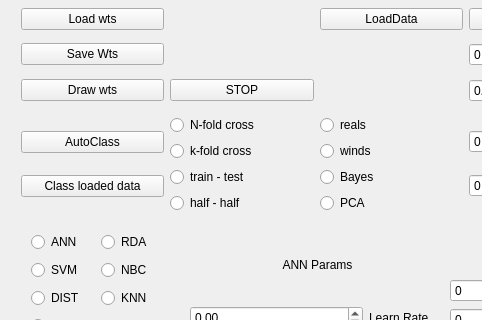
Old version of the form net.ui in the repository ArtfulVampire/SecondGUIrepo; both pictures show x 0 to 482 and y 0 to 320 of the 689 by 515 pixel window.
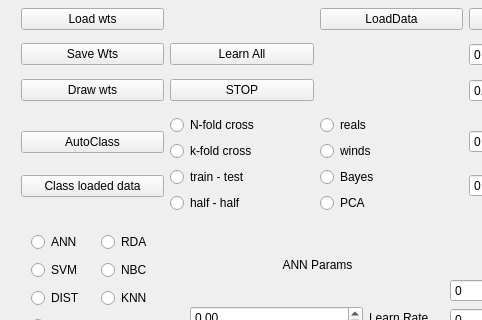
New version of the form.

Patch:
```diff
--- a/net.ui
+++ b/net.ui
@@ -241,6 +241,13 @@
       </item>
      </layout>
     </item>
+    <item row="1" column="1">
+     <widget class="QPushButton" name="learnAllButton">
+      <property name="text">
+       <string>Learn All</string>
+      </property>
+     </widget>
+    </item>
    </layout>
   </widget>
   <widget class="QWidget" name="layoutWidget">
@@ -446,7 +453,7 @@
     </item>
    </layout>
   </widget>
-  <widget class="QWidget" name="">
+  <widget class="QWidget" name="layoutWidget">
    <property name="geometry">
     <rect>
      <x>10</x>
```
